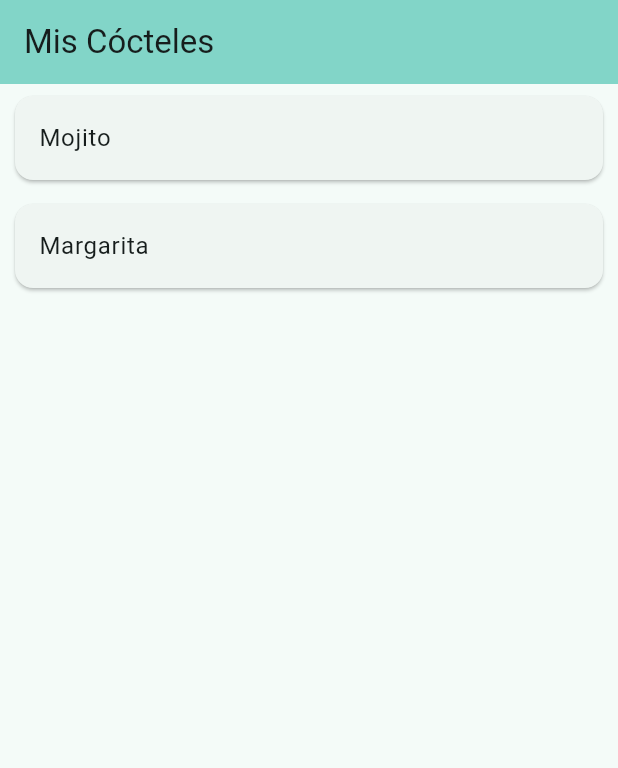
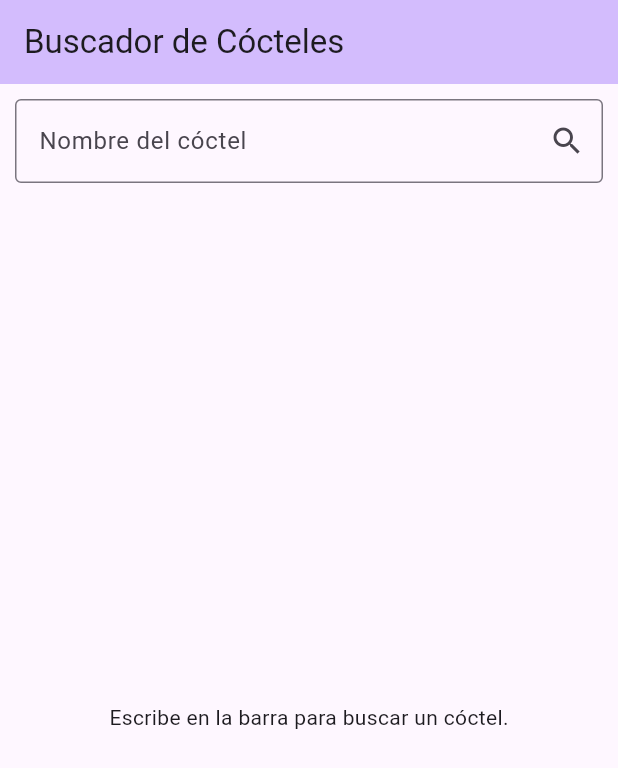
Before and after one commit to Nakotex7906/coctel_app_flutter, a Flutter app: the screen it shows after launch, on a phone screen of 412 x 824 dp. Shown: the top 768 px of the screen. Run offline on Flutter 3.47's test engine with Material 3 defaults, Android fonts, the phone set to English and light mode, and no system bars; missing offline and left inert: translator.

Commit message:
feat: Integrate TheCocktailDB API with translation and UI revamp
-   **API Integration:**
    -   Added `api_servicio.dart` to fetch cocktail data from TheCocktailDB API.
    -   Implemented functionality to search cocktails by name and by first letter.
    -   Integrated the `translator` package to translate cocktail instructions and ingredient names from English to Spanish.
-   **Model Update (`coctel.dart`):**
    -   Modified the `Coctel` model to align with the API response structure.
    -   Added a `fromJson` factory constructor to parse JSON data from the API.
    -   Instructions are now a single string, and ingredients store name and quantity.
-   **UI Enhancements:**
    -   `main.dart`:
        -   Replaced static data with API calls.
        -   Added a search bar to `MyHomePage` to allow users to search for cocktails by name.
        -   Implemented loading indicators and error handling for API requests.
        -   Updated the list view to display cocktail images (thumbnails) and names.
    -   `pantalla_detalle_coctel.dart`:
        -   Improved the layout and styling of the cocktail detail screen.
        -   Displays the cocktail image, name, ingredients (with quantities), and instructions.
        -   Added error handling for image loading.
    -   Added `translator` package for text translation.
-   **Removed:**
    -   Deleted `datos_cocteles.dart` as example data is no longer needed.

```diff
--- a/lib/datos_cocteles.dart
+++ /dev/null
@@ -1,46 +0,0 @@
-// Puedes poner esto en lib/main.dart arriba de la clase MyApp
-// o en un archivo separado e importarlo.
-
-import 'coctel.dart'; // Asegúrate de importar tu modelo
-
-final List<Coctel> coctelesDeEjemplo = [
-  Coctel(
-    id: 'c1',
-    nombre: 'Mojito',
-    imagenUrl: 'https://www.example.com/mojito.jpg', // Reemplaza con una URL real
-    ingredientes: [
-      Ingrediente(nombre: 'Ron Blanco', cantidad: '50 ml'),
-      Ingrediente(nombre: 'Zumo de Lima Fresco', cantidad: '25 ml'),
-      Ingrediente(nombre: 'Hojas de Menta Fresca', cantidad: '8-10'),
-      Ingrediente(nombre: 'Azúcar Blanca', cantidad: '2 cucharaditas'),
-      Ingrediente(nombre: 'Agua con Gas (Soda)', cantidad: 'Completar'),
-    ],
-    instrucciones: [
-      'En un vaso alto, añade las hojas de menta y el azúcar.',
-      'Machaca suavemente la menta y el azúcar con un mortero (sin romper demasiado las hojas).',
-      'Añade el zumo de lima y el ron.',
-      'Llena el vaso con hielo picado.',
-      'Completa con agua con gas.',
-      'Remueve suavemente y decora con una ramita de menta y una rodaja de lima.',
-    ],
-  ),
-  Coctel(
-    id: 'c2',
-    nombre: 'Margarita',
-    imagenUrl: 'https://www.example.com/margarita.jpg', // Reemplaza con una URL real
-    ingredientes: [
-      Ingrediente(nombre: 'Tequila', cantidad: '50 ml'),
-      Ingrediente(nombre: 'Licor de Naranja (Cointreau o Triple Sec)', cantidad: '25 ml'),
-      Ingrediente(nombre: 'Zumo de Lima Fresco', cantidad: '25 ml'),
-      Ingrediente(nombre: 'Sal', cantidad: 'Para el borde del vaso'),
-    ],
-    instrucciones: [
-      'Prepara el vaso: humedece el borde con una rodaja de lima y luego pásalo por sal.',
-      'En una coctelera con hielo, añade el tequila, el licor de naranja y el zumo de lima.',
-      'Agita bien hasta que la coctelera esté muy fría.',
-      'Cuela la mezcla en el vaso preparado.',
-      'Decora con una rodaja de lima (opcional).',
-    ],
-  ),
-  // Añade más cócteles aquí
-];
--- a/lib/main.dart
+++ b/lib/main.dart
@@ -1,7 +1,7 @@
-
 import 'package:flutter/material.dart';
-import 'datos_cocteles.dart';
-import 'pantalla_detalle_coctel.dart'; // Importa la nueva pantalla
+import 'api_servicio.dart';
+import 'coctel.dart';
+import 'pantalla_detalle_coctel.dart';
 
 void main() {
   runApp(const MyApp());
@@ -15,36 +15,103 @@ class MyApp extends StatelessWidget {
     return MaterialApp(
       title: 'Recetas de Cócteles',
       theme: ThemeData(
-        colorScheme: ColorScheme.fromSeed(seedColor: Colors.teal), // Un color más temático
+        colorScheme: ColorScheme.fromSeed(seedColor: Colors.deepPurple),
         useMaterial3: true,
       ),
-      home: const MyHomePage(title: 'Mis Cócteles'),
+      home: const MyHomePage(title: 'Buscador de Cócteles'),
     );
   }
 }
 
-class MyHomePage extends StatelessWidget { // Cambiado a StatelessWidget por ahora
+class MyHomePage extends StatefulWidget {
   const MyHomePage({super.key, required this.title});
 
   final String title;
+
+  @override
+  State<MyHomePage> createState() => _MyHomePageState();
+}
+
+class _MyHomePageState extends State<MyHomePage> {
+  final TextEditingController _searchController = TextEditingController();
+  Future<List<Coctel>>? _futureCocteles;
+  bool _isLoading = false;
+
+  void _buscarCocteles() {
+    if (_searchController.text.isNotEmpty) {
+      setState(() {
+        _isLoading = true;
+        _futureCocteles = ApiServicio.buscarCoctelesPorNombre(_searchController.text);
+      });
+      // Cuando el futuro se complete, paramos el indicador de carga
+      _futureCocteles!.whenComplete(() => setState(() => _isLoading = false));
+    }
+  }
 
   @override
   Widget build(BuildContext context) {
     return Scaffold(
       appBar: AppBar(
         backgroundColor: Theme.of(context).colorScheme.inversePrimary,
-        title: Text(title),
+        title: Text(widget.title),
       ),
-      body: ListView.builder(
-        itemCount: coctelesDeEjemplo.length,
+      body: Column(
+        children: [
+          // --- Barra de Búsqueda ---
+          Padding(
+            padding: const EdgeInsets.all(10.0),
+            child: TextField(
+              controller: _searchController,
+              decoration: InputDecoration(
+                labelText: 'Nombre del cóctel',
+                hintText: 'Ej: Margarita, Mojito...',
+                suffixIcon: IconButton(
+                  icon: const Icon(Icons.search),
+                  onPressed: _buscarCocteles,
+                ),
+                border: const OutlineInputBorder(),
+              ),
+              onSubmitted: (_) => _buscarCocteles(), // Permite buscar con la tecla Enter
+            ),
+          ),
+          // --- Indicador de Carga ---
+          if (_isLoading)
+            const Padding(
+              padding: EdgeInsets.all(20.0),
+              child: CircularProgressIndicator(),
+            ),
+          // --- Resultados ---
+          Expanded(
+            child: _futureCocteles == null
+                ? const Center(child: Text('Escribe en la barra para buscar un cóctel.'))
+                : FutureBuilder<List<Coctel>>(
+                    future: _futureCocteles,
+                    builder: (context, snapshot) {
+                      if (snapshot.connectionState == ConnectionState.waiting && !_isLoading) {
+                        // No mostramos el loader aquí si ya lo mostramos arriba
+                        return const SizedBox.shrink();
+                      } else if (snapshot.hasError) {
+                        return Center(child: Text('Error: ${snapshot.error}'));
+                      } else if (!snapshot.hasData || snapshot.data!.isEmpty) {
+                        return const Center(child: Text('No se encontraron cócteles con ese nombre.'));
+                      } else {
+                        final cocteles = snapshot.data!;
+                        return ListView.builder(
+                          itemCount: cocteles.length,
                           itemBuilder: (ctx, index) {
-          final coctel = coctelesDeEjemplo[index];
-          return Card( // Usamos Card para un mejor aspecto
+                            final coctel = cocteles[index];
+                            return Card(
                               margin: const EdgeInsets.symmetric(vertical: 8, horizontal: 10),
                               child: ListTile(
-              // leading: Image.network(coctel.imagenUrl), // Descomenta si tienes URLs de imágenes válidas
+                                leading: Image.network(
+                                  coctel.imagenUrl + '/preview',
+                                  width: 50,
+                                  fit: BoxFit.cover,
+                                  errorBuilder: (context, error, stackTrace) {
+                                    return const Icon(Icons.local_bar, color: Colors.grey);
+                                  },
+                                ),
                                 title: Text(coctel.nombre),
-              // subtitle: Text('${coctel.ingredientes.length} ingredientes'), // Opcional
                                 onTap: () {
                                   Navigator.push(
                                     context,
@@ -56,6 +123,12 @@ class MyHomePage extends StatelessWidget { // Cambiado a StatelessWidget por aho
                               ),
                             );
                           },
+                        );
+                      }
+                    },
+                  ),
+          ),
+        ],
       ),
     );
   }
--- a/pubspec.yaml
+++ b/pubspec.yaml
@@ -34,6 +34,8 @@ dependencies:
   # The following adds the Cupertino Icons font to your application.
   # Use with the CupertinoIcons class for iOS style icons.
   cupertino_icons: ^1.0.8
+  http: ^1.2.2
+  translator: ^1.0.0
 
 dev_dependencies:
   flutter_test:
```
Also changed, not shown: lib/api_servicio.dart (added, +73 -0 lines), lib/coctel.dart (+28 -5 lines), lib/pantalla_detalle_coctel.dart (+28 -11 lines), pubspec.lock. Lines whose indentation alone changed are shown as unchanged.
